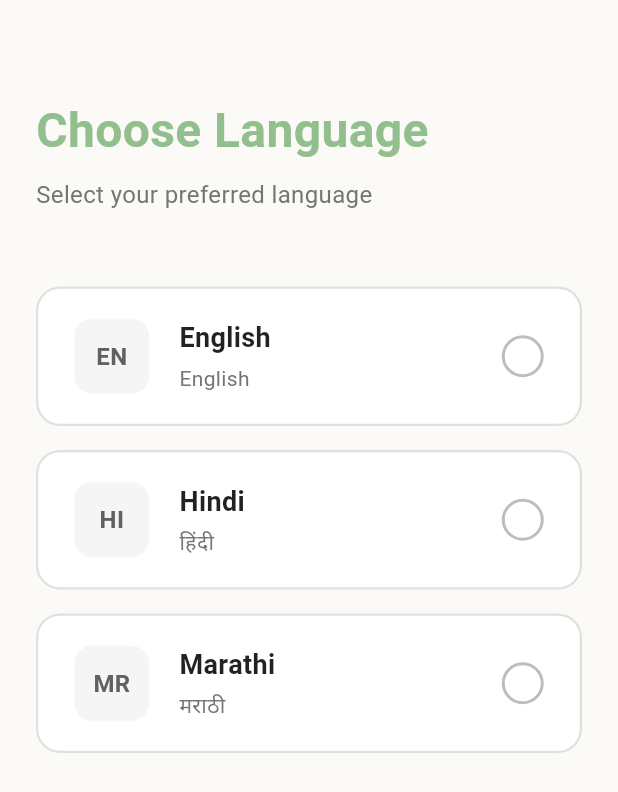
After one commit to metamersisttech/FarmerApp-TestSuite, a Flutter app: the ChooseLanguagePage screen opened directly, on a phone screen of 412 x 824 dp. The commit adds this screen. Shown: the top 792 px of the screen. Run offline on Flutter 3.47's test engine with Material 3 defaults, Android fonts, the phone set to English and light mode, and no system bars; our stand-ins replace dio, firebase_core; accounts and stored records are empty.

Commit message:
Refactored code structure for lang package

```diff
--- /dev/null
+++ b/devtools_options.yaml
@@ -0,0 +1,3 @@
+description: This file stores settings for Dart & Flutter DevTools.
+documentation: https://docs.flutter.dev/tools/devtools/extensions#configure-extension-enablement-states
+extensions:
--- /dev/null
+++ b/lib/features/language/models/language_model.dart
@@ -0,0 +1,19 @@
+/// Represents a language option with its metadata
+class LanguageModel {
+  final String code;
+  final String name;
+  final String nativeName;
+
+  const LanguageModel({
+    required this.code,
+    required this.name,
+    required this.nativeName,
+  });
+
+  /// Predefined list of supported languages
+  static const List<LanguageModel> supportedLanguages = [
+    LanguageModel(code: 'en', name: 'English', nativeName: 'English'),
+    LanguageModel(code: 'hi', name: 'Hindi', nativeName: 'हिंदी'),
+    LanguageModel(code: 'mr', name: 'Marathi', nativeName: 'मराठी'),
+  ];
+}
--- /dev/null
+++ b/lib/features/language/widgets/language_card.dart
@@ -0,0 +1,59 @@
+import 'package:flutter/material.dart';
+import 'package:flutter_app/features/language/models/language_model.dart';
+import 'package:flutter_app/shared/widgets/cards/selection_card.dart';
+import 'package:flutter_app/shared/widgets/common/icon_badge.dart';
+import 'package:flutter_app/shared/widgets/common/selection_indicator.dart';
+import 'package:flutter_app/shared/widgets/common/title_subtitle.dart';
+
+/// A selectable card displaying a language option
+/// Uses shared widgets for reusability
+class LanguageCard extends StatelessWidget {
+  final LanguageModel language;
+  final bool isSelected;
+  final bool isHovered;
+  final VoidCallback onTap;
+  final VoidCallback onHoverEnter;
+  final VoidCallback onHoverExit;
+
+  const LanguageCard({
+    super.key,
+    required this.language,
+    required this.isSelected,
+    required this.isHovered,
+    required this.onTap,
+    required this.onHoverEnter,
+    required this.onHoverExit,
+  });
+
+  @override
+  Widget build(BuildContext context) {
+    return SelectionCard(
+      isSelected: isSelected,
+      isHovered: isHovered,
+      onTap: onTap,
+      onHoverEnter: onHoverEnter,
+      onHoverExit: onHoverExit,
+      child: Row(
+        children: [
+          IconBadge(
+            text: language.code,
+            isSelected: isSelected,
+            isHovered: isHovered,
+          ),
+          const SizedBox(width: 20),
+          Expanded(
+            child: TitleSubtitle(
+              title: language.name,
+              subtitle: language.nativeName,
+              isSelected: isSelected,
+            ),
+          ),
+          SelectionIndicator(
+            isSelected: isSelected,
+            isHovered: isHovered,
+          ),
+        ],
+      ),
+    );
+  }
+}
--- /dev/null
+++ b/lib/features/language/widgets/language_list.dart
@@ -0,0 +1,42 @@
+import 'package:flutter/material.dart';
+import 'package:flutter_app/features/language/models/language_model.dart';
+import 'package:flutter_app/features/language/widgets/language_card.dart';
+
+/// Displays a scrollable list of language options
+class LanguageList extends StatelessWidget {
+  final List<LanguageModel> languages;
+  final String? selectedCode;
+  final String? hoveredCode;
+  final ValueChanged<LanguageModel> onSelect;
+  final ValueChanged<String> onHoverEnter;
+  final VoidCallback onHoverExit;
+
+  const LanguageList({
+    super.key,
+    required this.languages,
+    required this.selectedCode,
+    required this.hoveredCode,
+    required this.onSelect,
+    required this.onHoverEnter,
+    required this.onHoverExit,
+  });
+
+  @override
+  Widget build(BuildContext context) {
+    return ListView.separated(
+      itemCount: languages.length,
+      separatorBuilder: (_, __) => const SizedBox(height: 16),
+      itemBuilder: (_, index) {
+        final language = languages[index];
+        return LanguageCard(
+          language: language,
+          isSelected: selectedCode == language.code,
+          isHovered: hoveredCode == language.code,
+          onTap: () => onSelect(language),
+          onHoverEnter: () => onHoverEnter(language.code),
+          onHoverExit: onHoverExit,
+        );
+      },
+    );
+  }
+}
--- /dev/null
+++ b/lib/shared/widgets/cards/selection_card.dart
@@ -0,0 +1,100 @@
+import 'package:flutter/material.dart';
+import 'package:flutter_app/shared/themes/app_theme.dart';
+
+/// Theme constants for selection cards
+abstract class SelectionCardTheme {
+  static const Color hoverBorderColor = AppTheme.authPrimaryColor;
+  static const double cardBorderRadius = 16.0;
+  static const double selectedBorderWidth = 2.5;
+  static const double defaultBorderWidth = 1.5;
+  static const Duration animationDuration = Duration(milliseconds: 200);
+}
+
+/// A reusable selection card with hover and selection states
+class SelectionCard extends StatelessWidget {
+  final Widget child;
+  final bool isSelected;
+  final bool isHovered;
+  final VoidCallback? onTap;
+  final VoidCallback? onHoverEnter;
+  final VoidCallback? onHoverExit;
+  final Color? selectedColor;
+  final Color? selectedBorderColor;
+  final Color? hoverBorderColor;
+  final Color? defaultBorderColor;
+  final double borderRadius;
+  final EdgeInsetsGeometry padding;
+
+  const SelectionCard({
+    super.key,
+    required this.child,
+    this.isSelected = false,
+    this.isHovered = false,
+    this.onTap,
+    this.onHoverEnter,
+    this.onHoverExit,
+    this.selectedColor,
+    this.selectedBorderColor,
+    this.hoverBorderColor,
+    this.defaultBorderColor,
+    this.borderRadius = SelectionCardTheme.cardBorderRadius,
+    this.padding = const EdgeInsets.symmetric(horizontal: 24, vertical: 20),
+  });
+
+  @override
+  Widget build(BuildContext context) {
+    return MouseRegion(
+      onEnter: onHoverEnter != null ? (_) => onHoverEnter!() : null,
+      onExit: onHoverExit != null ? (_) => onHoverExit!() : null,
+      child: GestureDetector(
+        onTap: onTap,
+        child: AnimatedContainer(
+          duration: SelectionCardTheme.animationDuration,
+          padding: padding,
+          decoration: _buildDecoration(),
+          child: child,
+        ),
+      ),
+    );
+  }
+
+  BoxDecoration _buildDecoration() {
+    final effectiveSelectedBorderColor =
+        selectedBorderColor ?? AppTheme.authPrimaryColor;
+    final effectiveHoverBorderColor =
+        hoverBorderColor ?? SelectionCardTheme.hoverBorderColor;
+    final effectiveDefaultBorderColor =
+        defaultBorderColor ?? Colors.grey.shade300;
+    final effectiveSelectedColor =
+        selectedColor ?? AppTheme.primaryColor.withOpacity(0.1);
+
+    final borderColor = isSelected
+        ? effectiveSelectedBorderColor
+        : isHovered
+        ? effectiveHoverBorderColor
+        : effectiveDefaultBorderColor;
+
+    final borderWidth = (isSelected || isHovered)
+        ? SelectionCardTheme.selectedBorderWidth
+        : SelectionCardTheme.defaultBorderWidth;
+
+    return BoxDecoration(
+      color: isSelected ? effectiveSelectedColor : Colors.white,
+      borderRadius: BorderRadius.circular(borderRadius),
+      border: Border.all(color: borderColor, width: borderWidth),
+      boxShadow: (isHovered || isSelected)
+          ? [
+              BoxShadow(
+                color:
+                    (isSelected
+                            ? effectiveSelectedBorderColor
+                            : effectiveHoverBorderColor)
+                        .withOpacity(0.2),
+                blurRadius: 12,
+                offset: const Offset(0, 4),
+              ),
+            ]
+          : null,
+    );
+  }
+}
--- /dev/null
+++ b/lib/shared/widgets/common/icon_badge.dart
@@ -0,0 +1,75 @@
+import 'package:flutter/material.dart';
+import 'package:flutter_app/shared/themes/app_theme.dart';
+
+/// A customizable icon badge container
+class IconBadge extends StatelessWidget {
+  final String? text;
+  final IconData? icon;
+  final Widget? child;
+  final bool isSelected;
+  final bool isHovered;
+  final Color? selectedColor;
+  final Color? hoverColor;
+  final Color? defaultColor;
+  final double size;
+  final double borderRadius;
+
+  const IconBadge({
+    super.key,
+    this.text,
+    this.icon,
+    this.child,
+    this.isSelected = false,
+    this.isHovered = false,
+    this.selectedColor,
+    this.hoverColor,
+    this.defaultColor,
+    this.size = 50,
+    this.borderRadius = 12,
+  }) : assert(
+         text != null || icon != null || child != null,
+         'Provide text, icon, or child',
+       );
+
+  @override
+  Widget build(BuildContext context) {
+    final effectiveSelectedColor = selectedColor ?? AppTheme.primaryColor;
+    final effectiveHoverColor = hoverColor ?? AppTheme.authPrimaryColor;
+    final effectiveDefaultColor = defaultColor ?? Colors.grey.shade100;
+
+    return Container(
+      width: size,
+      height: size,
+      decoration: BoxDecoration(
+        color: isSelected
+            ? effectiveSelectedColor
+            : isHovered
+            ? effectiveHoverColor.withOpacity(0.2)
+            : effectiveDefaultColor,
+        borderRadius: BorderRadius.circular(borderRadius),
+      ),
+      child: Center(child: _buildContent()),
+    );
+  }
+
+  Widget _buildContent() {
+    if (child != null) return child!;
+
+    if (icon != null) {
+      return Icon(
+        icon,
+        size: size * 0.5,
+        color: isSelected ? Colors.white : Colors.grey[700],
+      );
+    }
+
+    return Text(
+      text!.toUpperCase(),
+      style: TextStyle(
+        fontSize: size * 0.32,
+        fontWeight: FontWeight.bold,
+        color: isSelected ? Colors.white : Colors.grey[700],
+      ),
+    );
+  }
+}
--- /dev/null
+++ b/lib/shared/widgets/common/page_header.dart
@@ -0,0 +1,51 @@
+import 'package:flutter/material.dart';
+import 'package:flutter_app/shared/themes/app_theme.dart';
+
+/// Reusable page header with title and subtitle
+class PageHeader extends StatelessWidget {
+  final String title;
+  final String? subtitle;
+  final Color? titleColor;
+  final Color? subtitleColor;
+  final double titleFontSize;
+  final double subtitleFontSize;
+  final CrossAxisAlignment alignment;
+
+  const PageHeader({
+    super.key,
+    required this.title,
+    this.subtitle,
+    this.titleColor,
+    this.subtitleColor,
+    this.titleFontSize = 32,
+    this.subtitleFontSize = 16,
+    this.alignment = CrossAxisAlignment.start,
+  });
+
+  @override
+  Widget build(BuildContext context) {
+    return Column(
+      crossAxisAlignment: alignment,
+      children: [
+        Text(
+          title,
+          style: TextStyle(
+            fontSize: titleFontSize,
+            fontWeight: FontWeight.bold,
+            color: titleColor ?? AppTheme.authPrimaryColor,
+          ),
+        ),
+        if (subtitle != null) ...[
+          const SizedBox(height: 8),
+          Text(
+            subtitle!,
+            style: TextStyle(
+              fontSize: subtitleFontSize,
+              color: subtitleColor ?? Colors.grey[600],
+            ),
+          ),
+        ],
+      ],
+    );
+  }
+}
--- /dev/null
+++ b/lib/shared/widgets/common/selection_indicator.dart
@@ -0,0 +1,51 @@
+import 'package:flutter/material.dart';
+import 'package:flutter_app/shared/themes/app_theme.dart';
+
+/// Circular selection indicator (checkbox/radio style)
+class SelectionIndicator extends StatelessWidget {
+  final bool isSelected;
+  final bool isHovered;
+  final Color? selectedColor;
+  final Color? hoverColor;
+  final Color? defaultColor;
+  final double size;
+  final Duration animationDuration;
+
+  const SelectionIndicator({
+    super.key,
+    required this.isSelected,
+    this.isHovered = false,
+    this.selectedColor,
+    this.hoverColor,
+    this.defaultColor,
+    this.size = 28,
+    this.animationDuration = const Duration(milliseconds: 200),
+  });
+
+  @override
+  Widget build(BuildContext context) {
+    final effectiveSelectedColor = selectedColor ?? AppTheme.primaryColor;
+    final effectiveHoverColor = hoverColor ?? AppTheme.authPrimaryColor;
+    final effectiveDefaultColor = defaultColor ?? Colors.grey.shade400;
+
+    final borderColor = isSelected
+        ? effectiveSelectedColor
+        : isHovered
+        ? effectiveHoverColor
+        : effectiveDefaultColor;
+
+    return AnimatedContainer(
+      duration: animationDuration,
+      width: size,
+      height: size,
+      decoration: BoxDecoration(
+        shape: BoxShape.circle,
+        color: isSelected ? effectiveSelectedColor : Colors.transparent,
+        border: Border.all(color: borderColor, width: 2),
+      ),
+      child: isSelected
+          ? Icon(Icons.check, color: Colors.white, size: size * 0.65)
+          : null,
+    );
+  }
+}
--- /dev/null
+++ b/lib/shared/widgets/common/title_subtitle.dart
@@ -0,0 +1,61 @@
+import 'package:flutter/material.dart';
+import 'package:flutter_app/shared/themes/app_theme.dart';
+
+/// Displays a title and subtitle text pair
+class TitleSubtitle extends StatelessWidget {
+  final String title;
+  final String? subtitle;
+  final bool isSelected;
+  final Color? selectedTitleColor;
+  final Color? defaultTitleColor;
+  final Color? subtitleColor;
+  final double titleFontSize;
+  final double subtitleFontSize;
+  final FontWeight titleFontWeight;
+  final CrossAxisAlignment alignment;
+
+  const TitleSubtitle({
+    super.key,
+    required this.title,
+    this.subtitle,
+    this.isSelected = false,
+    this.selectedTitleColor,
+    this.defaultTitleColor,
+    this.subtitleColor,
+    this.titleFontSize = 18,
+    this.subtitleFontSize = 14,
+    this.titleFontWeight = FontWeight.w600,
+    this.alignment = CrossAxisAlignment.start,
+  });
+
+  @override
+  Widget build(BuildContext context) {
+    final effectiveSelectedColor = selectedTitleColor ?? AppTheme.primaryColor;
+    final effectiveDefaultColor = defaultTitleColor ?? Colors.black87;
+    final effectiveSubtitleColor = subtitleColor ?? Colors.grey[600];
+
+    return Column(
+      crossAxisAlignment: alignment,
+      children: [
+        Text(
+          title,
+          style: TextStyle(
+            fontSize: titleFontSize,
+            fontWeight: titleFontWeight,
+            color: isSelected ? effectiveSelectedColor : effectiveDefaultColor,
+          ),
+        ),
+        if (subtitle != null) ...[
+          const SizedBox(height: 4),
+          Text(
+            subtitle!,
+            style: TextStyle(
+              fontSize: subtitleFontSize,
+              color: effectiveSubtitleColor,
+            ),
+          ),
+        ],
+      ],
+    );
+  }
+}
```
Also changed, not shown: lib/features/language/screens/choose_language_page.dart (+31 -183 lines), 2 other files.
